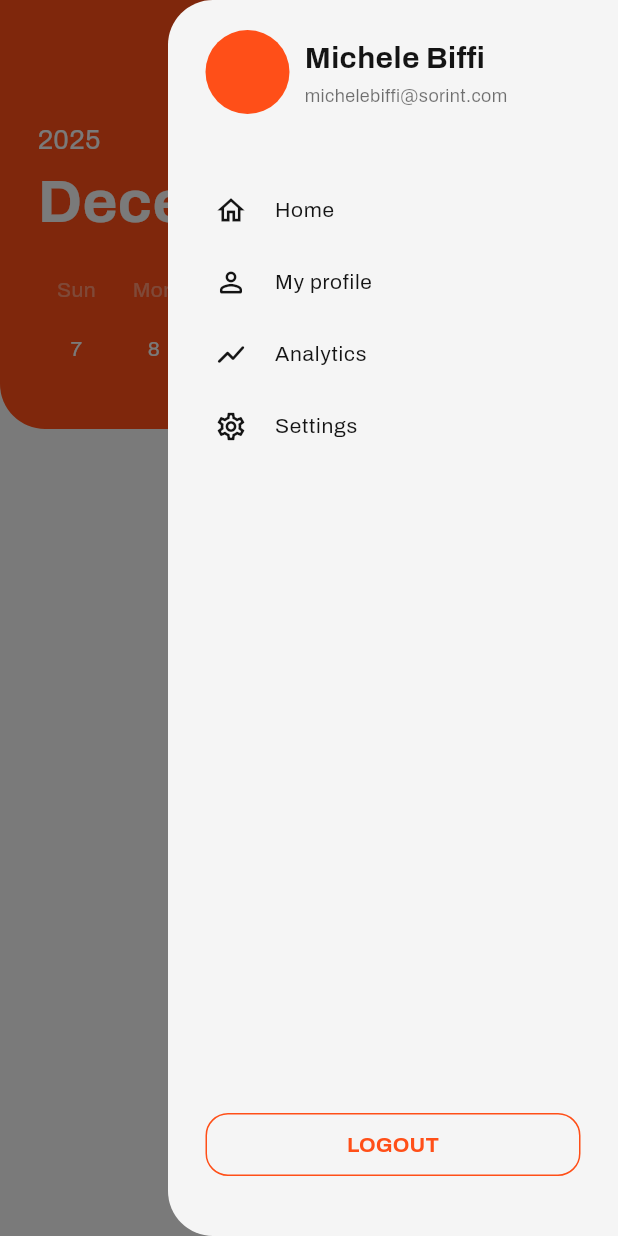
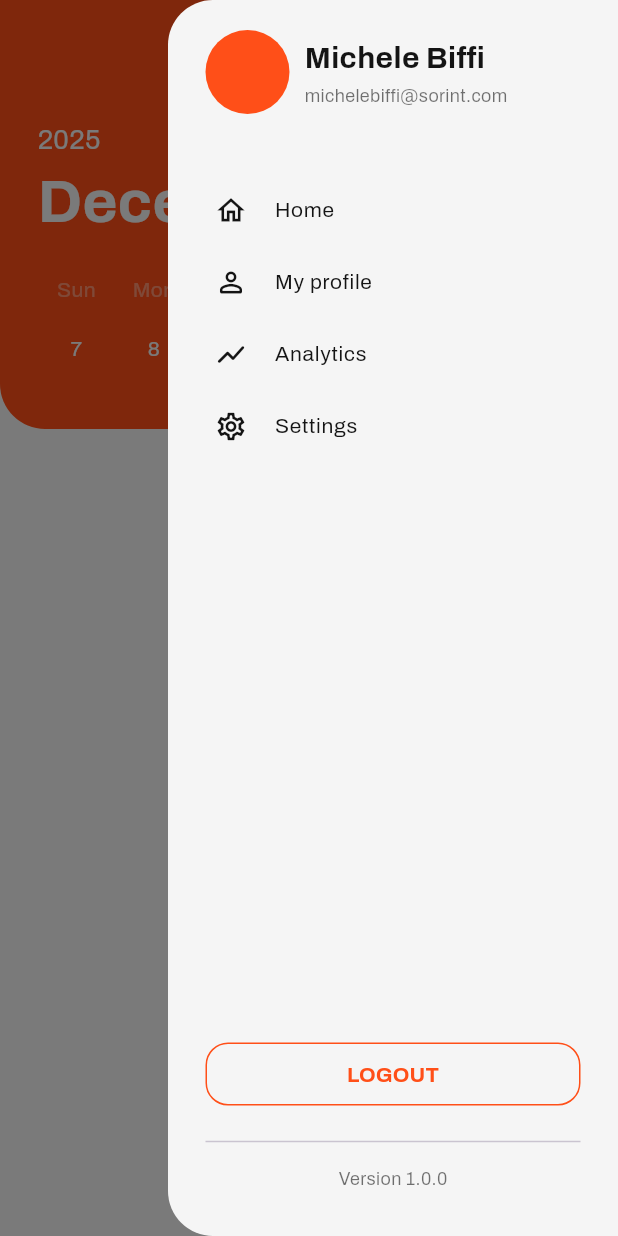
Before and after one commit to michele-biffi/logger, a Flutter app: the screen it shows after launch, after a tap on the "drag handle" icon, on a phone screen of 412 x 824 dp. Run offline on Flutter 3.47's test engine with Material 3 defaults, Android fonts, the phone set to English and light mode, and no system bars; drawn by our look-alikes of table_calendar; our stand-ins replace flutter_dotenv, google_fonts, hugeicons, supabase_flutter; accounts and stored records are empty.

Commit message:
added static version number under the logout drawer btn + fixed spacing

```diff
--- a/lib/components/custom_app_bar.dart
+++ b/lib/components/custom_app_bar.dart
@@ -17,7 +17,6 @@ AppBar appBar(
     // non rendere un po piu scura l'app bar quando si scolla
     surfaceTintColor: Colors.transparent,
     scrolledUnderElevation: 0,
-    //
     automaticallyImplyLeading: false,
     systemOverlayStyle: const SystemUiOverlayStyle(
       statusBarColor: Colors.transparent,
@@ -34,7 +33,9 @@ AppBar appBar(
           )
         : null,
     actions: [
-      IconButton(
+      Container(
+        margin: const EdgeInsets.only(right: 20),
+        child: IconButton(
           icon: const Icon(
             Icons.drag_handle_rounded,
             size: 28,
@@ -58,16 +59,17 @@ AppBar appBar(
               ),
               transitionBuilder: (_, anim, __, child) {
                 return SlideTransition(
-                position: Tween(
-                  begin: const Offset(1, 0),
-                  end: Offset.zero,
-                ).animate(CurvedAnimation(parent: anim, curve: Curves.easeOut)),
+                  position: Tween(begin: const Offset(1, 0), end: Offset.zero)
+                      .animate(
+                        CurvedAnimation(parent: anim, curve: Curves.easeOut),
+                      ),
                   child: child,
                 );
               },
             );
           },
-        padding: const EdgeInsets.only(right: 25),
+          //padding: const EdgeInsets.only(right: 25),
+        ),
       ),
     ],
   );
--- a/lib/components/drawer.dart
+++ b/lib/components/drawer.dart
@@ -40,6 +40,11 @@ class RightDrawer extends StatelessWidget {
             children: <Widget>[
               Padding(
                 padding: const EdgeInsets.only(left: 25),
+                child: GestureDetector(
+                  onTap: () {
+                    onDestinationSelected(1);
+                    Navigator.pop(context);
+                  },
                   child: Row(
                     children: [
                       CircleAvatar(
@@ -70,6 +75,7 @@ class RightDrawer extends StatelessWidget {
                         ],
                       ),
                     ],
+                  ),
                 ),
               ),
               const SizedBox(height: 40),
@@ -104,7 +110,10 @@ class RightDrawer extends StatelessWidget {
               }),
               const Spacer(),
               Padding(
-                padding: const EdgeInsets.symmetric(horizontal: 25),
+                padding: const EdgeInsets.symmetric(
+                  horizontal: 25,
+                  vertical: 8,
+                ),
                 child: Container(
                   decoration: BoxDecoration(
                     borderRadius: BorderRadius.circular(15),
@@ -146,7 +155,29 @@ class RightDrawer extends StatelessWidget {
                   ),
                 ),
               ),
-              const SizedBox(height: 20),
+
+              Padding(
+                padding: const EdgeInsets.symmetric(
+                  vertical: 8,
+                  horizontal: 25,
+                ),
+                child: const Divider(),
+              ),
+
+              Row(
+                mainAxisAlignment: MainAxisAlignment.center,
+                children: [
+                  Text(
+                    'Version 1.0.0',
+                    style: TextStyle(
+                      fontSize: 12,
+                      color: CustomColors.onyx.withOpacity(0.6),
+                    ),
+                  ),
+                ],
+              ),
+
+              const SizedBox(height: 10),
             ],
           ),
         ),
--- a/lib/pages/calendar_page.dart
+++ b/lib/pages/calendar_page.dart
@@ -294,7 +294,7 @@ class _CalendarPageState extends State<CalendarPage> {
         },
         onLogout: () {
           // TODO: Implement actual logout logic here
-          print('Logout tapped from Calendar Page');
+
         },
       ),
       backgroundColor: CustomColors.whiteSmoke,
--- a/lib/pages/home.dart
+++ b/lib/pages/home.dart
@@ -20,7 +20,7 @@ class _HomePageState extends State<HomePage> {
         onDestinationSelected: (index) {},
         onLogout: () {
           // TODO: Implement actual logout logic here
-          print('Logout tapped from Home Page');
+
         },
       ),
       backgroundColor: CustomColors.whiteSmoke,
```
Lines whose indentation alone changed are shown as unchanged.
